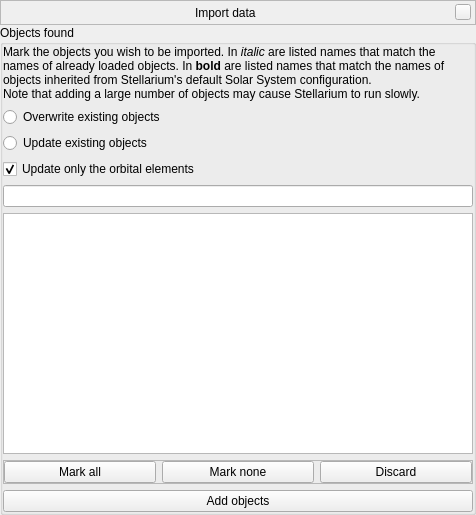
Before: the Qt Designer form plugins/SolarSystemEditor/src/gui/mpcImportWindow.ui in Stellarium/stellarium, drawn with Qt 5.
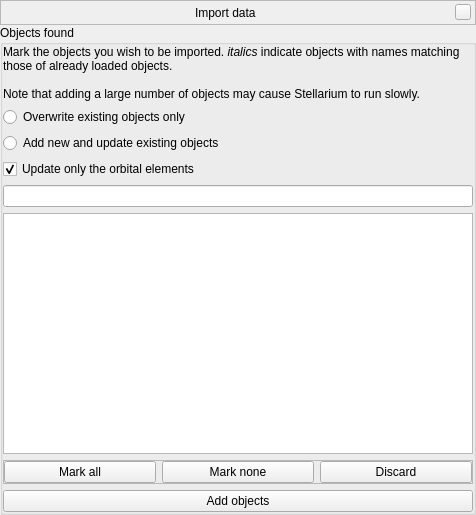
After: the same form once the commit is applied. The open tabs and pages were chosen to show the change. Icons and pictures are not drawn. Custom widgets are drawn as their Qt base class.

What changed in the file:
```diff
--- a/plugins/SolarSystemEditor/src/gui/mpcImportWindow.ui
+++ b/plugins/SolarSystemEditor/src/gui/mpcImportWindow.ui
@@ -577,7 +577,7 @@
           <item>
            <widget class="QLabel" name="labelInstructions">
             <property name="text">
-             <string>Mark the objects you wish to be imported. In &lt;i&gt;italic&lt;/i&gt; are listed names that match the names of already loaded objects. In &lt;b&gt;bold&lt;/b&gt; are listed names that match the names of objects inherited from Stellarium's default Solar System configuration.&lt;br/&gt;Note that adding a large number of objects may cause Stellarium to run slowly.</string>
+             <string>Mark the objects you wish to be imported. &lt;i&gt;italics&lt;/i&gt; indicate objects with names matching those of already loaded objects. &lt;br/&gt;&lt;br/&gt;Note that adding a large number of objects may cause Stellarium to run slowly.</string>
             </property>
             <property name="wordWrap">
              <bool>true</bool>
@@ -587,14 +587,14 @@
           <item>
            <widget class="QRadioButton" name="radioButtonOverwrite">
             <property name="text">
-             <string>Overwrite existing objects</string>
+             <string>Overwrite existing objects only</string>
             </property>
            </widget>
           </item>
           <item>
            <widget class="QRadioButton" name="radioButtonUpdate">
             <property name="text">
-             <string>Update existing objects</string>
+             <string>Add new and update existing objects</string>
             </property>
            </widget>
           </item>
```
Left out of the diff: 9 changed lines with no effect on the pictures.
